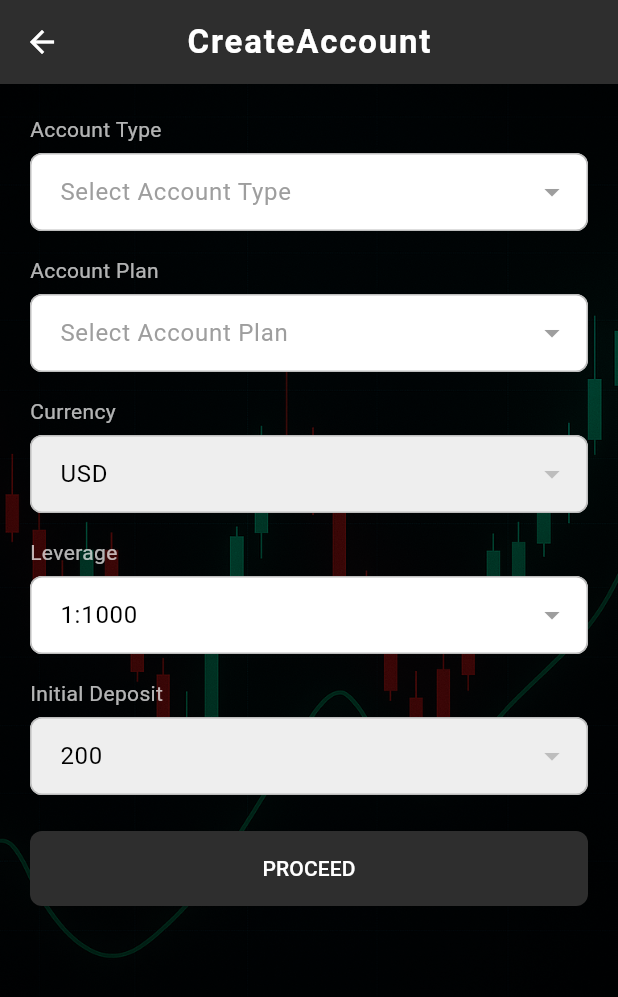
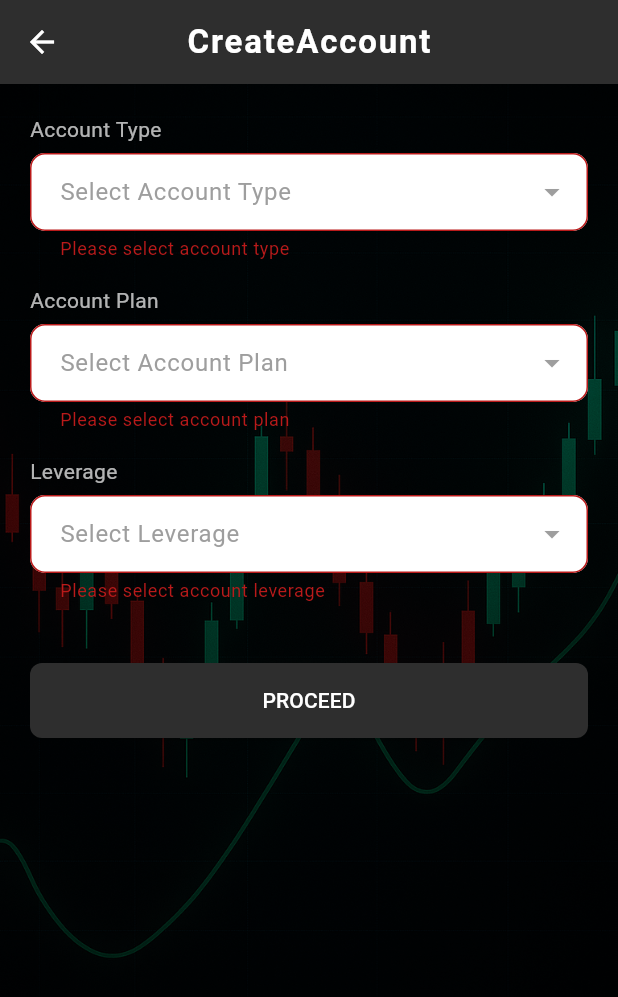
Before and after one commit to businessvivek3600/fx-crm, a Flutter app: the CreateAccountFormScreen screen opened directly, after a tap on "PROCEED", on a phone screen of 412 x 824 dp. Shown: the top 997 px of the screen. Run offline on Flutter 3.47's test engine with Material 3 defaults, Android fonts, the phone set to English and light mode, and no system bars; our stand-ins replace awesome_dialog, country_picker, dio, firebase_core, firebase_messaging, fl_chart and 14 more; accounts and stored records are empty; network calls fail.

Commit message:
create account api done

```diff
--- a/lib/constant/api_constants.dart
+++ b/lib/constant/api_constants.dart
@@ -15,6 +15,7 @@ class ApiConst {
   static const String accountPlans = 'plans';
   static const String activate = 'activate';
   static const String change_acc_password = 'change_acc_password';
+  static const String createAccount = 'create_account';
 
   /// Country
   static const String country = "countries";
--- a/lib/view/component/drawer_component/component/account/widget/create_account.dart
+++ b/lib/view/component/drawer_component/component/account/widget/create_account.dart
@@ -16,49 +16,14 @@ class CreateAccountFormScreen extends StatefulWidget {
 class _CreateAccountFormScreenState extends State<CreateAccountFormScreen> {
   late final AccountController accountController;
   final TextEditingController accountTypeController = TextEditingController();
-  final TextEditingController currencyController = TextEditingController(
-    text: 'USD',
-  );
-  final TextEditingController leverageController = TextEditingController(
-    text: '1:1000',
-  );
-  final TextEditingController depositController = TextEditingController(
-    text: '200',
-  );
+  final TextEditingController leverageController = TextEditingController();
+  final TextEditingController depositController = TextEditingController();
   final TextEditingController accountKindController = TextEditingController();
   final GlobalKey _accountKindKey = GlobalKey();
 
   final GlobalKey _accountTypeKey = GlobalKey();
-  final GlobalKey _currencyKey = GlobalKey();
   final GlobalKey _leverageKey = GlobalKey();
   final GlobalKey _depositKey = GlobalKey();
-
-  final List<String> currencyOptions = [
-    'AUD',
-    'USD',
-    'EUR',
-    'GBP',
-    'CHF',
-    'NZD',
-    'JPY',
-    'SGD',
-    'CAD',
-    'HKD',
-  ];
-
-  final List<String> depositOptions = [
-    '200',
-    '1000',
-    '3000',
-    '5000',
-    '10000',
-    '25000',
-    '50000',
-    '100000',
-    '500000',
-    '1000000',
-    '5000000',
-  ];
 
   @override
   void initState() {
@@ -97,6 +62,9 @@ class _CreateAccountFormScreenState extends State<CreateAccountFormScreen> {
     if (selected != null) {
       setState(() {
         controller.text = selected;
+        if (controller == accountKindController) {
+          print('Selected Account Kind: ${accountKindController.text}');
+        }
       });
     }
   }
@@ -113,6 +81,7 @@ class _CreateAccountFormScreenState extends State<CreateAccountFormScreen> {
         )
         .join(' ');
   }
+  final _formKey = GlobalKey<FormState>();
 
   @override
   Widget build(BuildContext context) {
@@ -131,6 +100,9 @@ class _CreateAccountFormScreenState extends State<CreateAccountFormScreen> {
         body: Padding(
           padding: const EdgeInsets.all(20.0),
           child: SingleChildScrollView(
+            child: Form(
+              key: _formKey,
+
               child: Column(
                 crossAxisAlignment: CrossAxisAlignment.start,
                 children: [
@@ -141,7 +113,11 @@ class _CreateAccountFormScreenState extends State<CreateAccountFormScreen> {
                       hint: 'Select Account Type',
                       colors: Colors.white70,
                       controller: accountKindController,
-                    onTap: accountController.accountTypes.isNotEmpty
+                      autovalidateMode: AutovalidateMode.onUserInteraction,
+                      validator: (value) =>
+                      (value == null || value.isEmpty) ? 'Please select account type' : null,
+                      onTap:
+                          accountController.accountTypes.isNotEmpty
                               ? () => _showDropdownMenu(
                                 _accountKindKey,
                                 accountController.accountTypes,
@@ -165,6 +141,9 @@ class _CreateAccountFormScreenState extends State<CreateAccountFormScreen> {
                       hint: 'Select Account Plan',
                       colors: Colors.white70,
                       controller: accountTypeController,
+                      autovalidateMode: AutovalidateMode.onUserInteraction,
+                      validator: (value) =>
+                      (value == null || value.isEmpty) ? 'Please select account plan' : null,
                       onTap:
                           options.isNotEmpty
                               ? () async {
@@ -203,6 +182,7 @@ class _CreateAccountFormScreenState extends State<CreateAccountFormScreen> {
                                       selected,
                                     );
                                     leverageController.clear();
+                                    depositController.clear(); //
                                   });
                                 }
                               }
@@ -210,21 +190,21 @@ class _CreateAccountFormScreenState extends State<CreateAccountFormScreen> {
                     );
                   }),
 
-                const SizedBox(height: 16),
-                DropDownTextFormField(
-                  key: _currencyKey,
-                  label: 'Currency',
-                  colors: Colors.white70,
-                  hint: 'Select Currency',
-                  controller: currencyController,
-                  readOnly: true,
-                  onTap:
-                      () => _showDropdownMenu(
-                        _currencyKey,
-                        currencyOptions,
-                        currencyController,
-                      ),
-                ),
+                  // const SizedBox(height: 16),
+                  // DropDownTextFormField(
+                  //   key: _currencyKey,
+                  //   label: 'Currency',
+                  //   colors: Colors.white70,
+                  //   hint: 'Select Currency',
+                  //   controller: currencyController,
+                  //   readOnly: true,
+                  //   onTap:
+                  //       () => _showDropdownMenu(
+                  //         _currencyKey,
+                  //         currencyOptions,
+                  //         currencyController,
+                  //       ),
+                  // ),
                   const SizedBox(height: 16),
                   Obx(() {
                     return DropDownTextFormField(
@@ -233,6 +213,9 @@ class _CreateAccountFormScreenState extends State<CreateAccountFormScreen> {
                       colors: Colors.white70,
                       hint: 'Select Leverage',
                       controller: leverageController,
+                      autovalidateMode: AutovalidateMode.onUserInteraction,
+                      validator: (value) =>
+                      (value == null || value.isEmpty) ? 'Please select account leverage' : null,
                       onTap:
                           accountController.leverageOptions.isNotEmpty
                               ? () => _showDropdownMenu(
@@ -245,27 +228,44 @@ class _CreateAccountFormScreenState extends State<CreateAccountFormScreen> {
                   }),
 
                   const SizedBox(height: 16),
-                DropDownTextFormField(
+                  if (accountKindController.text == "Demo")
+                    Obx(() {
+                      return DropDownTextFormField(
                         key: _depositKey,
                         label: 'Initial Deposit',
                         colors: Colors.white70,
                         hint: 'Select Deposit',
                         controller: depositController,
-                  readOnly: true,
-                  onTap:
-                      () => _showDropdownMenu(
+                        autovalidateMode: AutovalidateMode.onUserInteraction,
+                        validator: (value) =>
+                        (value == null || value.isEmpty) ? 'Please select initial deposit' : null,
+                        onTap: accountController.initialDeposit.isNotEmpty
+                            ? () => _showDropdownMenu(
                           _depositKey,
-                        depositOptions,
+                          accountController.initialDeposit,
                           depositController,
-                      ),
-                ),
+                        )
+                            : null,
+                      );
+                    }),
+
                   const SizedBox(height: 24),
                   SizedBox(
                     width: double.infinity,
                     height: 50,
                     child: ElevatedButton(
                       onPressed: () {
-                      // Handle account creation logic
+                        if (!_formKey.currentState!.validate()) return;
+                        final accountPlan = accountTypeController.text;
+                        final leverage = leverageController.text;
+                        final initialFund = depositController.text;
+                        final accountType = accountKindController.text;
+                        accountController.createAccount(
+                          accountPlanName: accountPlan,
+                          leverageText: leverage,
+                          initialFund: initialFund,
+                          accountType: accountType,
+                        );
                       },
                       style: ElevatedButton.styleFrom(
                         shape: RoundedRectangleBorder(
@@ -283,6 +283,7 @@ class _CreateAccountFormScreenState extends State<CreateAccountFormScreen> {
             ),
           ),
         ),
+      ),
     );
   }
 }
--- a/lib/widgets/drop_down_text_field.dart
+++ b/lib/widgets/drop_down_text_field.dart
@@ -12,6 +12,8 @@ class DropDownTextFormField extends StatelessWidget {
   final Color? colors;
   final TextEditingController? controller;
   final VoidCallback? onTap;
+  final AutovalidateMode? autovalidateMode; // <-- Add this
+  final String? Function(String?)? validator; // <-- Optional for validation
 
   const DropDownTextFormField({
     super.key,
@@ -23,6 +25,8 @@ class DropDownTextFormField extends StatelessWidget {
     this.onTap,
     this.colors,
     this.style,
+    this.autovalidateMode,
+    this.validator,
   });
 
   @override
@@ -38,6 +42,8 @@ class DropDownTextFormField extends StatelessWidget {
           absorbing: isDisabled, // ✅ disables interaction completely
           child: TextFormField(
             controller: controller,
+            autovalidateMode: autovalidateMode, // <-- Add this
+            validator: validator,
             readOnly: true, // Always true since user should not type manually
             onTap: isDisabled ? null : onTap,
             decoration: InputDecoration(
```
Also changed, not shown: lib/controller/account_controller.dart (+77 -4 lines). Lines whose indentation alone changed are shown as unchanged.
